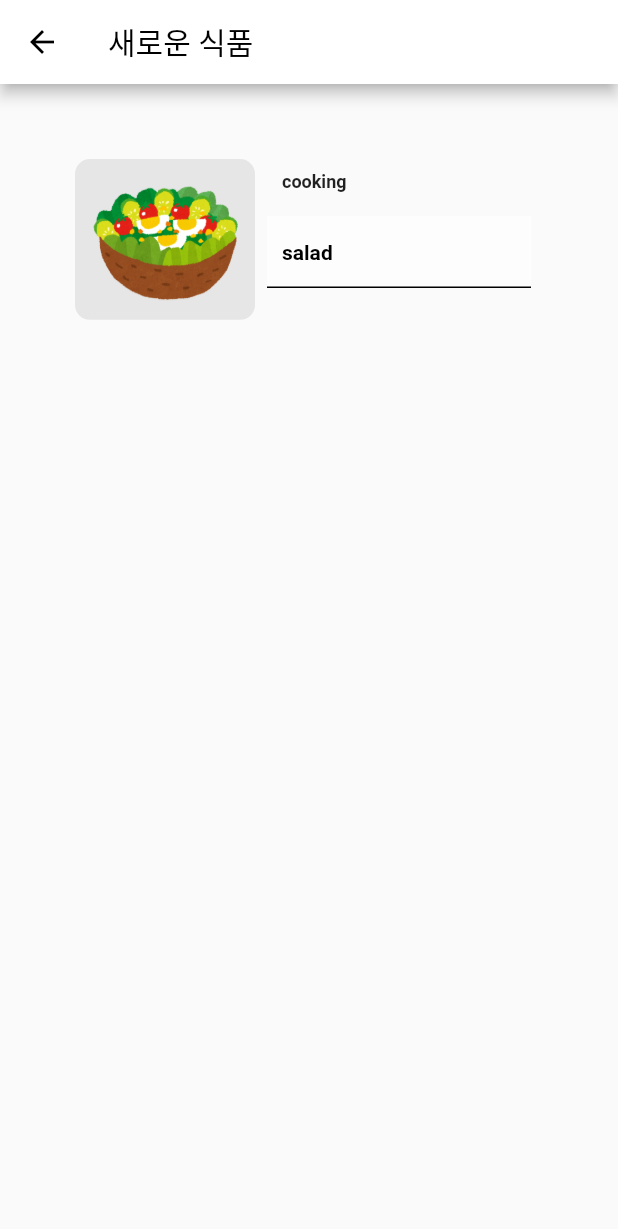
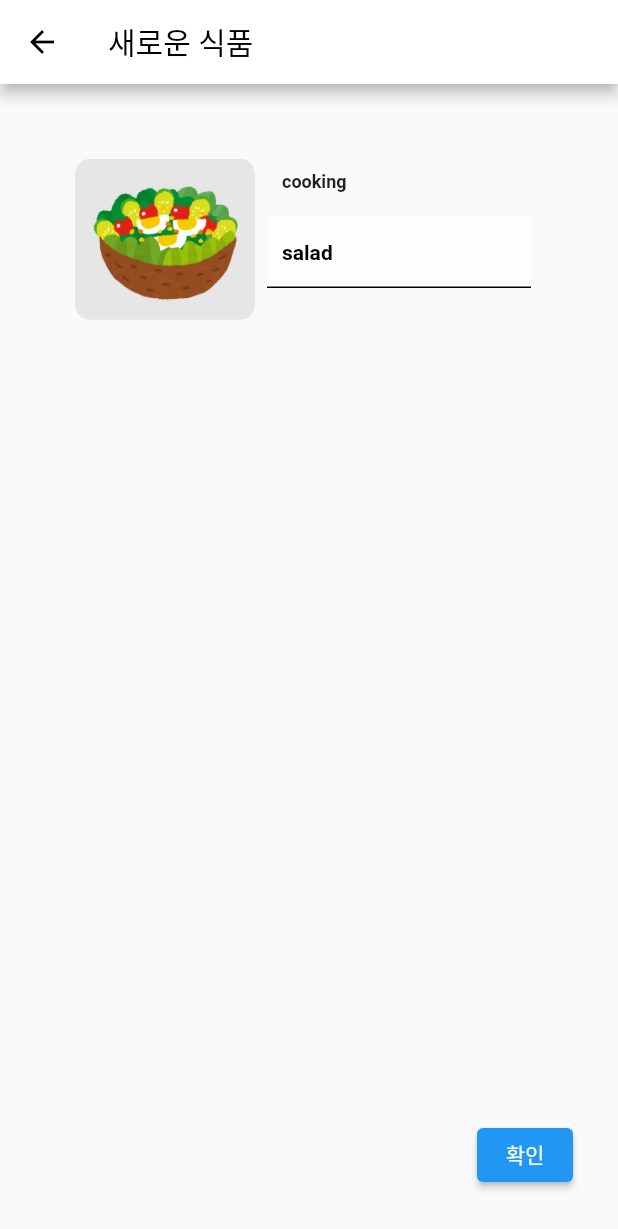
Before and after one commit to kitOpensourceTeam3/front, a Flutter app: the NewFoodScreen screen opened directly, on a phone screen of 412 x 824 dp. Shown: the top 1229 px of the screen. Run offline on Flutter 3.47's test engine with Material 2 defaults, Android fonts, the phone set to English and light mode, and no system bars.

Commit message:
add comfirm btn

```diff
--- a/lib/New_Food.dart
+++ b/lib/New_Food.dart
@@ -91,6 +91,15 @@ class NewFoodScreen extends StatelessWidget {
                 ),
               ),
             ),
+            Positioned(
+                bottom: 30,
+                right: 30,
+                child: ElevatedButton(
+                  onPressed: () {
+                    // 버튼이 눌렸을 때 실행할 코드를 여기에 작성하세요.
+                  },
+                  child: const Text('확인'),
+                ))
           ],
         ),
       ),
```
